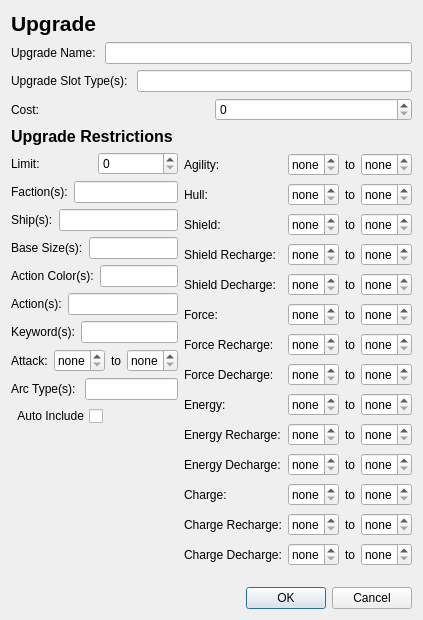
First picture: the form in qt_designer/upgrade_form.ui, repository flipperlord/x-wing-squad-builder, before the edit.
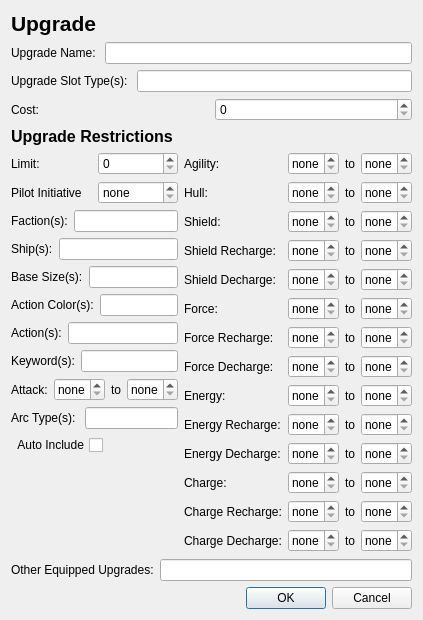
Second picture: the form after the edit. Icons and pictures are not drawn.

The edit to the form file:
```diff
--- a/qt_designer/upgrade_form.ui
+++ b/qt_designer/upgrade_form.ui
@@ -124,6 +124,30 @@
            </item>
           </layout>
          </item>
+         <item>
+          <layout class="QHBoxLayout" name="horizontalLayout_29">
+           <item>
+            <widget class="QLabel" name="label_37">
+             <property name="text">
+              <string>Pilot Initiative</string>
+             </property>
+            </widget>
+           </item>
+           <item>
+            <widget class="QSpinBox" name="initiative_spinbox">
+             <property name="specialValueText">
+              <string>none</string>
+             </property>
+             <property name="minimum">
+              <number>-1</number>
+             </property>
+             <property name="value">
+              <number>-1</number>
+             </property>
+            </widget>
+           </item>
+          </layout>
+         </item>
          <item>
           <layout class="QHBoxLayout" name="horizontalLayout_4">
            <item>
@@ -1177,6 +1201,27 @@
        </item>
       </layout>
      </item>
+     <item>
+      <layout class="QHBoxLayout" name="horizontalLayout_30">
+       <item>
+        <widget class="QLabel" name="label_8">
+         <property name="text">
+          <string>Other Equipped Upgrades:</string>
+         </property>
+        </widget>
+       </item>
+       <item>
+        <widget class="QLineEdit" name="other_equipped_upgrades_line_edit">
+         <property name="text">
+          <string/>
+         </property>
+         <property name="placeholderText">
+          <string/>
+         </property>
+        </widget>
+       </item>
+      </layout>
+     </item>
     </layout>
    </item>
    <item>
```
